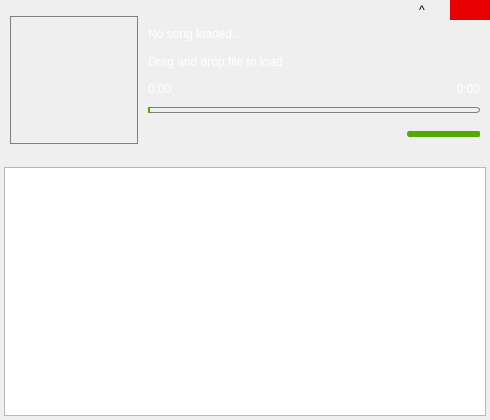
Qt form mainwindow.ui (BLumia/pineapple-music) before a commit.
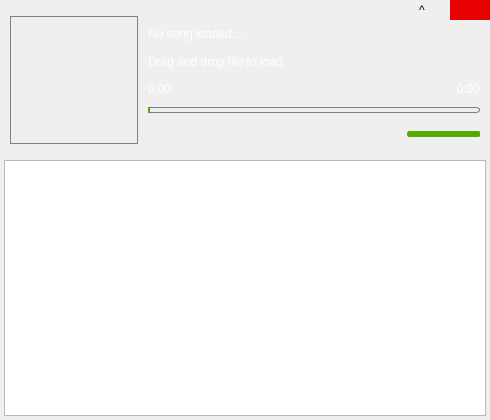
The same form after that commit. Icons and pictures are not drawn. Custom widgets are drawn as their Qt base class.

The edit to the form file:
```diff
--- a/mainwindow.ui
+++ b/mainwindow.ui
@@ -115,7 +115,7 @@
    </property>
    <layout class="QVBoxLayout" name="verticalLayout" stretch="0,0">
     <property name="spacing">
-     <number>7</number>
+     <number>0</number>
     </property>
     <property name="leftMargin">
      <number>0</number>
```
